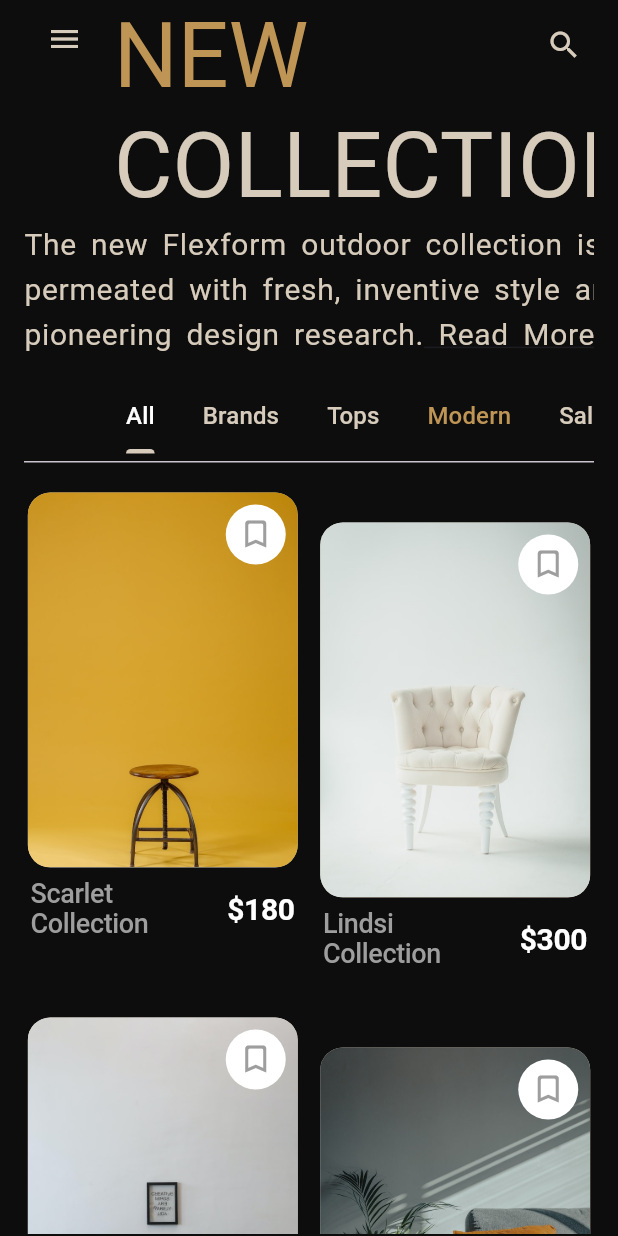
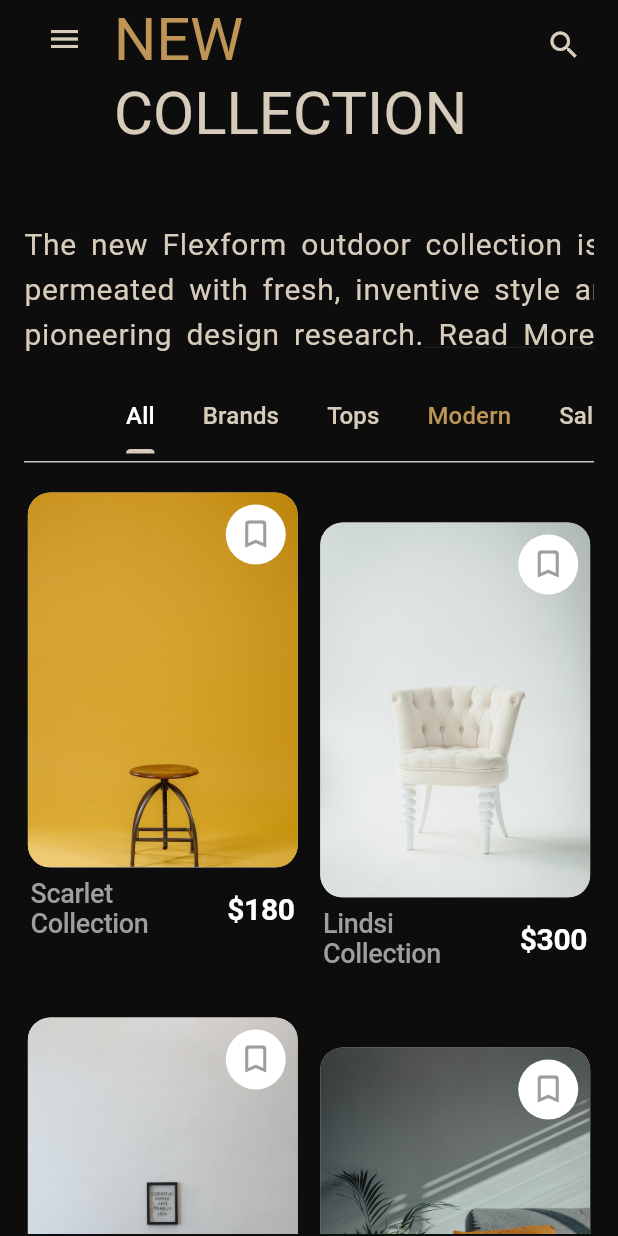
Before and after one commit to mahdinaghikhanii/furniture-UI, a Flutter app: the screen it shows after launch, on a phone screen of 412 x 824 dp. Run offline on Flutter 3.47's test engine with Material 3 defaults, Android fonts, the phone set to English and light mode, and no system bars; Roboto replaces fonts that are missing (SF Pro Display); project files that could hold a hidden picture were left out.

Commit message:
fix problems

```diff
--- a/lib/pages/home_page.dart
+++ b/lib/pages/home_page.dart
@@ -43,7 +43,7 @@ class _HomePageState extends State<HomePage> {
                     style: Theme.of(context)
                         .textTheme
                         .headline1!
-                        .copyWith(color: AppColors.accentColor, fontSize: 60),
+                        .copyWith(color: AppColors.accentColor, fontSize: 40),
                     children: [
                       TextSpan(
                           text: "COLLECTION",
@@ -52,7 +52,7 @@ class _HomePageState extends State<HomePage> {
                               .headline5!
                               .copyWith(
                                   color: AppColors.tertiaryColor,
-                                  fontSize: 60)),
+                                  fontSize: 40)),
                     ])),
               ),
               Align(
```
